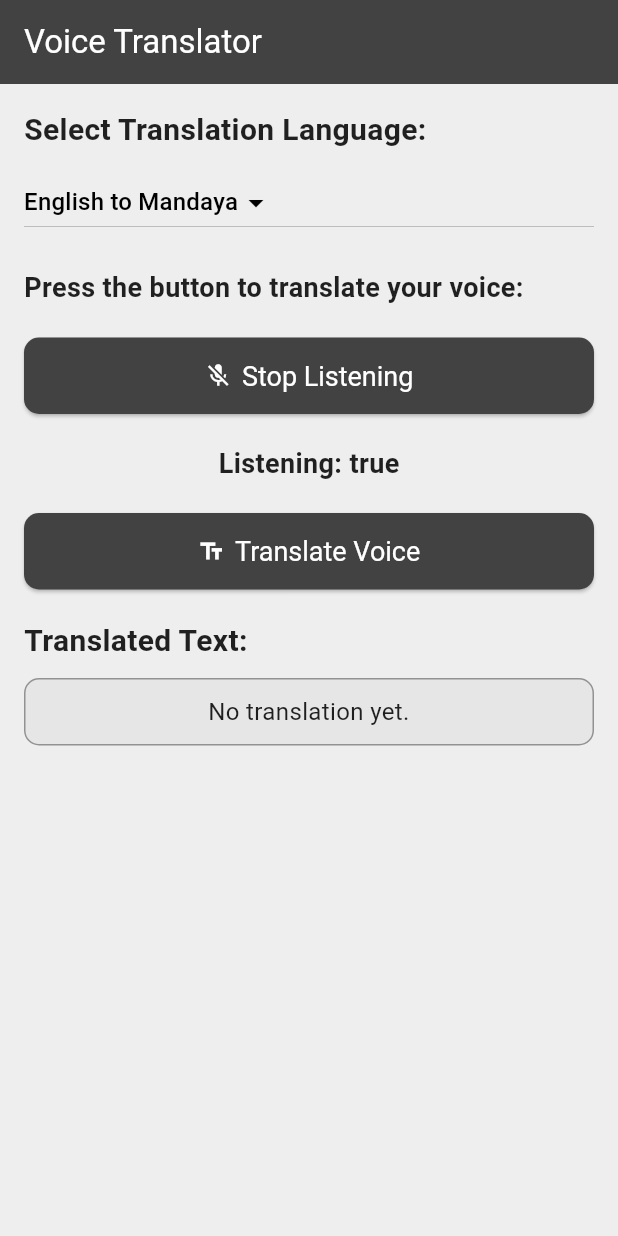
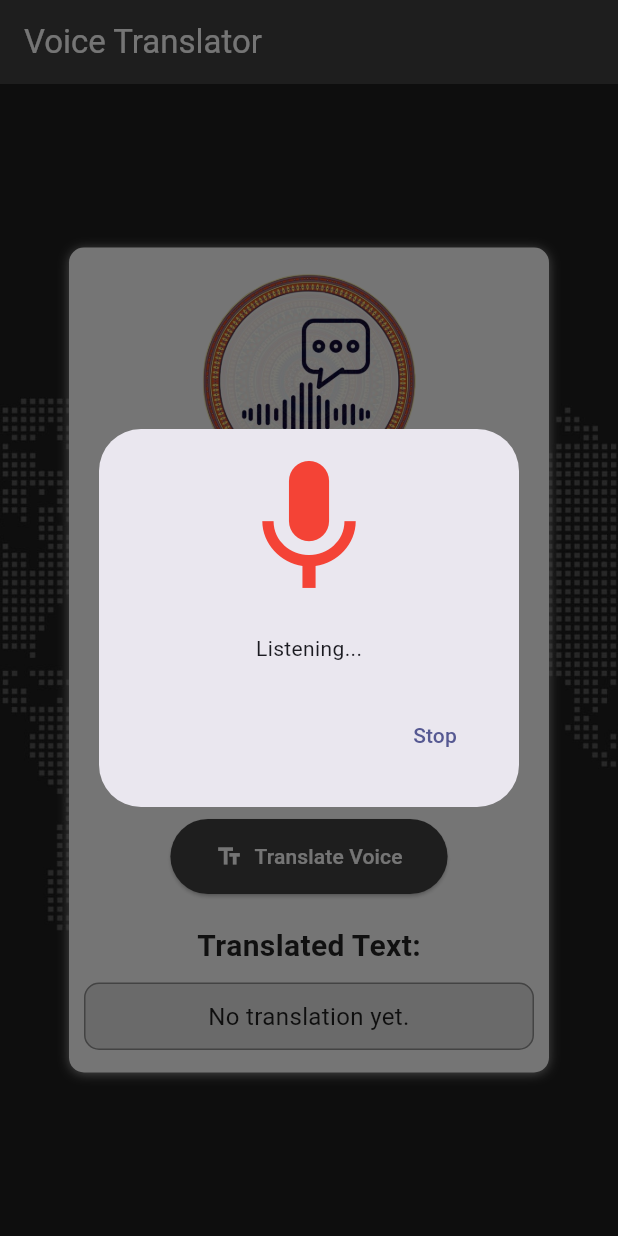
Before and after one commit to WenDEVLIFE/TranslatorApp, a Flutter app: the VoiceTranslatorPage screen opened by its route, after a tap on "Start Listening", on a phone screen of 412 x 824 dp. Run offline on Flutter 3.47's test engine with Material 3 defaults, Android fonts, the light colour scheme and no system bars; our stand-ins replace cloud_firestore, curved_navigation_bar, firebase_core, fluttertoast, permission_handler, speech_to_text and 1 more; missing offline and left inert: flutter_speech; accounts and stored records are empty.

Commit message:
fix and added image background 🪙

```diff
--- a/lib/pages/voice_translator_page.dart
+++ b/lib/pages/voice_translator_page.dart
@@ -1,3 +1,4 @@
+import 'dart:math';
 import 'package:flutter/material.dart';
 import 'package:flutter_speech/flutter_speech.dart';
 import 'package:permission_handler/permission_handler.dart';
@@ -10,24 +11,39 @@ class VoiceTranslatorPage extends StatefulWidget {
   _VoiceTranslatorPageState createState() => _VoiceTranslatorPageState();
 }
 
-class _VoiceTranslatorPageState extends State<VoiceTranslatorPage> {
+class _VoiceTranslatorPageState extends State<VoiceTranslatorPage> with SingleTickerProviderStateMixin {
   late SpeechRecognition _speech;
+  late AnimationController _animationController;
   bool _isListening = false;
   String _text = '';
   String _translatedText = '';
   String _selectedLanguage = 'English to Mandaya';
   final Translator _translator = Translator();
-  int _currentIndex = 2;
 
   @override
   void initState() {
     super.initState();
+
+    // Initialize the speech recognition
     _speech = SpeechRecognition();
     _speech.setAvailabilityHandler((bool result) => setState(() => _isListening = result));
     _speech.setRecognitionStartedHandler(() => setState(() => _isListening = true));
     _speech.setRecognitionResultHandler((String text) => setState(() => _text = _postProcessText(text)));
     _speech.setRecognitionCompleteHandler((String result) => setState(() => _isListening = false));
     _translator.RetrieveFromFirebase();
+
+    // Initialize the animation controller
+    _animationController = AnimationController(
+      vsync: this,
+      duration: const Duration(seconds: 1),
+    )..repeat(reverse: true);
+  }
+
+  @override
+  void dispose() {
+    _speech.stop();
+    _animationController.dispose();
+    super.dispose();
   }
 
   Future<void> _requestMicrophonePermission() async {
@@ -37,30 +53,36 @@ class _VoiceTranslatorPageState extends State<VoiceTranslatorPage> {
   }
 
   Future<void> _startListening() async {
-    // Request microphone permission
     await _requestMicrophonePermission();
     if (!(await Permission.microphone.isGranted)) {
       print('Microphone permission not granted.');
       return;
     }
 
-    // Start listening if permission is granted
     try {
       setState(() {
-        _isListening = true; // Update the listening status
+        _isListening = true;
       });
 
-      // Start the listening process
-      await _speech.listen(); // No named parameters
+      _animationController.repeat(); // Start animation
+      await _speech.listen();
       print('Listening...');
     } catch (e) {
       print('Error while starting listening: $e');
       setState(() {
-        _isListening = false; // Reset listening status in case of an error
+        _isListening = false;
       });
+      _animationController.stop(); // Stop animation on error
     }
   }
 
+  void _stopListening() {
+    _speech.stop();
+    setState(() {
+      _isListening = false;
+    });
+    _animationController.stop(); // Stop animation
+  }
 
   String _postProcessText(String recognizedWords) {
     final corrections = {
@@ -71,11 +93,6 @@ class _VoiceTranslatorPageState extends State<VoiceTranslatorPage> {
       'basel': 'baso',
     };
     return corrections[recognizedWords.toLowerCase()] ?? recognizedWords;
-  }
-
-  void _stopListening() {
-    _speech.stop();
-    setState(() => _isListening = false);
   }
 
   Future<void> _translateVoice() async {
@@ -93,11 +110,51 @@ class _VoiceTranslatorPageState extends State<VoiceTranslatorPage> {
     String sourceLanguage = _selectedLanguage == 'English to Mandaya' ? 'English' : 'Mandaya';
     String targetLanguage = _selectedLanguage == 'English to Mandaya' ? 'Mandaya' : 'English';
 
-    // Convert the recognized words to lowercase
     String translated = await _translator.translateText(_text.toLowerCase(), sourceLanguage, targetLanguage);
     setState(() {
       _translatedText = translated;
     });
+  }
+
+  void _showListeningDialog() {
+    showDialog(
+      context: context,
+      barrierDismissible: false,
+      builder: (BuildContext context) {
+        return AlertDialog(
+          content: Column(
+            mainAxisSize: MainAxisSize.min,
+            children: [
+              AnimatedBuilder(
+                animation: _animationController,
+                builder: (context, child) {
+                  double scale = 1 + _animationController.value * 0.5;
+                  return Transform.scale(
+                    scale: scale,
+                    child: const Icon(
+                      Icons.mic,
+                      size: 100,
+                      color: Colors.red,
+                    ),
+                  );
+                },
+              ),
+              const SizedBox(height: 20),
+              const Text('Listening...'),
+            ],
+          ),
+          actions: [
+            TextButton(
+              onPressed: () {
+                _stopListening();
+                Navigator.of(context).pop();
+              },
+              child: const Text('Stop'),
+            ),
+          ],
+        );
+      },
+    );
   }
 
   @override
@@ -109,37 +166,60 @@ class _VoiceTranslatorPageState extends State<VoiceTranslatorPage> {
           'Voice Translator',
           style: TextStyle(color: Colors.white),
         ),
-        backgroundColor: Colors.grey[800], // Light gra
+        backgroundColor: Colors.grey[800],
       ),
       body: Container(
-        color: Colors.grey[200], // Light gray color
-
-        child: Padding(
-          padding: const EdgeInsets.all(16.0),
+        decoration: const BoxDecoration(
+          image: DecorationImage(
+            image: AssetImage('assets/images/map.jpg'),
+            fit: BoxFit.cover,
+          ),
+        ),
+        child: Center(
+          child: Container(
+            width: 320,
+            height: 550,
+            decoration: const BoxDecoration(
+              color: Colors.white,
+              borderRadius: BorderRadius.all(Radius.circular(10)),
+              boxShadow: [
+                BoxShadow(
+                  color: Colors.grey,
+                  offset: Offset(0.0, 1.0),
+                  blurRadius: 6.0,
+                ),
+              ],
+            ),
             child: Column(
-            crossAxisAlignment: CrossAxisAlignment.stretch,
-            children: [
+              mainAxisAlignment: MainAxisAlignment.center,
+              children: <Widget>[
+                // Logo with pulsating effect
+                const Image(image: AssetImage('assets/images/logo2.png'), width: 150, height: 150),
+                const SizedBox(height: 10),
                 const Text(
-                'Select Translation Language:',
+                  'VOICE TRANSLATOR',
                   style: TextStyle(
-                  fontSize: 20,
+                    fontSize: 24,
                     fontWeight: FontWeight.bold,
                     color: Colors.black87,
                   ),
                 ),
-              const SizedBox(height: 10),
-              DropdownButton<String>(
+                const SizedBox(height: 20),
+
+                Container(
+                  decoration: BoxDecoration(
+                    color: Colors.grey[800],
+                    border: Border.all(color: Colors.grey, width: 2),
+                    borderRadius: BorderRadius.circular(10),
+                  ),
+                  padding: const EdgeInsets.symmetric(horizontal: 10, vertical: 5),
+                  child: DropdownButton<String>(
                     value: _selectedLanguage,
-                items: <String>[
-                  'English to Mandaya',
-                  'Mandaya to English',
-                ].map<DropdownMenuItem<String>>((String value) {
+                    items: <String>['English to Mandaya', 'Mandaya to English']
+                        .map<DropdownMenuItem<String>>((String value) {
                       return DropdownMenuItem<String>(
                         value: value,
-                    child: Text(
-                      value,
-                      style: const TextStyle(color: Colors.black),
-                    ),
+                        child: Text(value),
                       );
                     }).toList(),
                     onChanged: (String? newValue) {
@@ -148,45 +228,22 @@ class _VoiceTranslatorPageState extends State<VoiceTranslatorPage> {
                       });
                     },
                     dropdownColor: Colors.white,
-                iconEnabledColor: Colors.black,
-              ),
-              const SizedBox(height: 20),
-              const Text(
-                'Press the button to translate your voice:',
-                style: TextStyle(
-                  fontSize: 18,
-                  fontWeight: FontWeight.bold,
-                  color: Colors.black87,
+                    iconEnabledColor: Colors.white,
                   ),
                 ),
                 const SizedBox(height: 20),
                 ElevatedButton.icon(
-                onPressed: _isListening ? _stopListening : _startListening,
+                  onPressed: () {
+                    _startListening();
+                    _showListeningDialog();
+                  },
                   icon: Icon(_isListening ? Icons.mic_off : Icons.mic),
                   label: Text(_isListening ? 'Stop Listening' : 'Start Listening'),
                   style: ElevatedButton.styleFrom(
                     padding: const EdgeInsets.symmetric(horizontal: 30, vertical: 15),
-                  textStyle: const TextStyle(fontSize: 18),
-                  backgroundColor: Colors.grey[800], // Light gra
+                    backgroundColor: Colors.grey[800],
                     foregroundColor: Colors.white,
-                  shape: RoundedRectangleBorder(
-                    borderRadius: BorderRadius.circular(10),
                   ),
-                ),
-              ),
-              const SizedBox(height: 20),
-              Column(
-                mainAxisAlignment: MainAxisAlignment.center,
-                children: [
-                  Text(
-                    'Listening: $_isListening',
-                    style: const TextStyle(
-                      fontSize: 18,
-                      fontWeight: FontWeight.bold,
-                      color: Colors.black87,
-                    ),
-                  )
-                ],
                 ),
                 const SizedBox(height: 20),
                 ElevatedButton.icon(
@@ -195,12 +252,8 @@ class _VoiceTranslatorPageState extends State<VoiceTranslatorPage> {
                   label: const Text('Translate Voice'),
                   style: ElevatedButton.styleFrom(
                     padding: const EdgeInsets.symmetric(horizontal: 30, vertical: 15),
-                  textStyle: const TextStyle(fontSize: 18),
-                  backgroundColor: Colors.grey[800], // Light gra
+                    backgroundColor: Colors.grey[800],
                     foregroundColor: Colors.white,
-                  shape: RoundedRectangleBorder(
-                    borderRadius: BorderRadius.circular(10),
-                  ),
                   ),
                 ),
                 const SizedBox(height: 20),
@@ -214,12 +267,10 @@ class _VoiceTranslatorPageState extends State<VoiceTranslatorPage> {
                 ),
                 const SizedBox(height: 10),
                 Container(
-                width: double.infinity,
+                  width: 300,
                   padding: const EdgeInsets.all(10),
                   decoration: BoxDecoration(
-                  border: Border.all(
-                    color: const Color.fromARGB(255, 146, 146, 146),
-                  ),
+                    border: Border.all(color: const Color.fromARGB(255, 146, 146, 146)),
                     borderRadius: BorderRadius.circular(10),
                     color: const Color.fromARGB(255, 230, 230, 230),
                   ),
@@ -229,8 +280,8 @@ class _VoiceTranslatorPageState extends State<VoiceTranslatorPage> {
                     textAlign: TextAlign.center,
                   ),
                 ),
-              const SizedBox(height: 20),
               ],
+            ),
           ),
         ),
       ),
```
Lines whose indentation alone changed are shown as unchanged.
